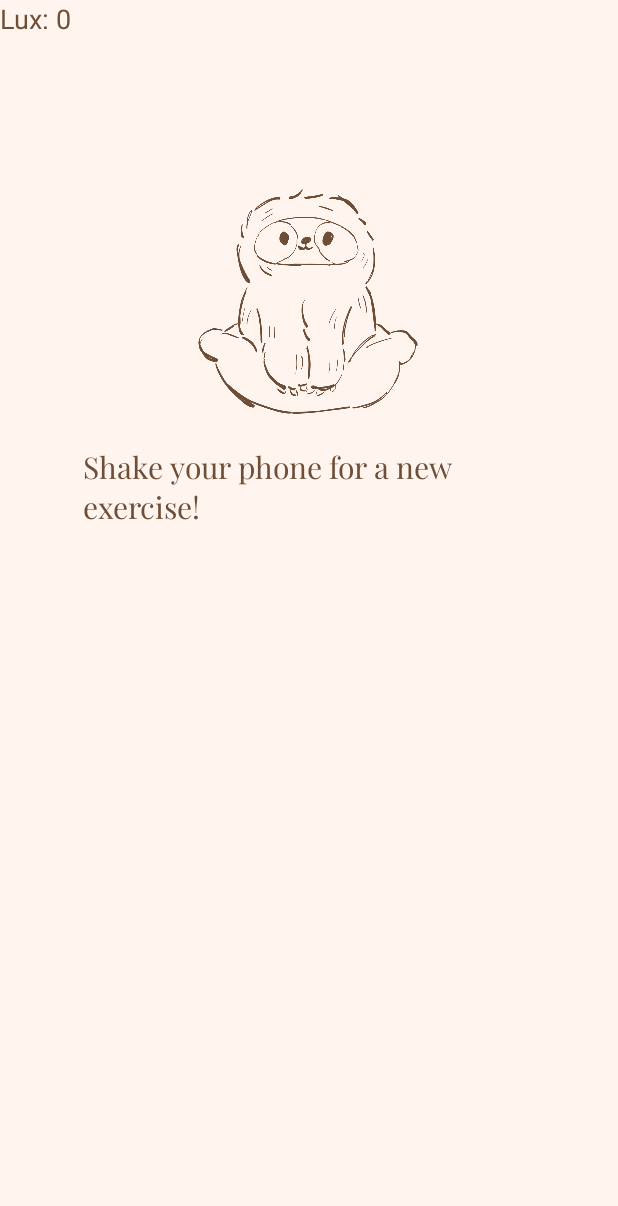
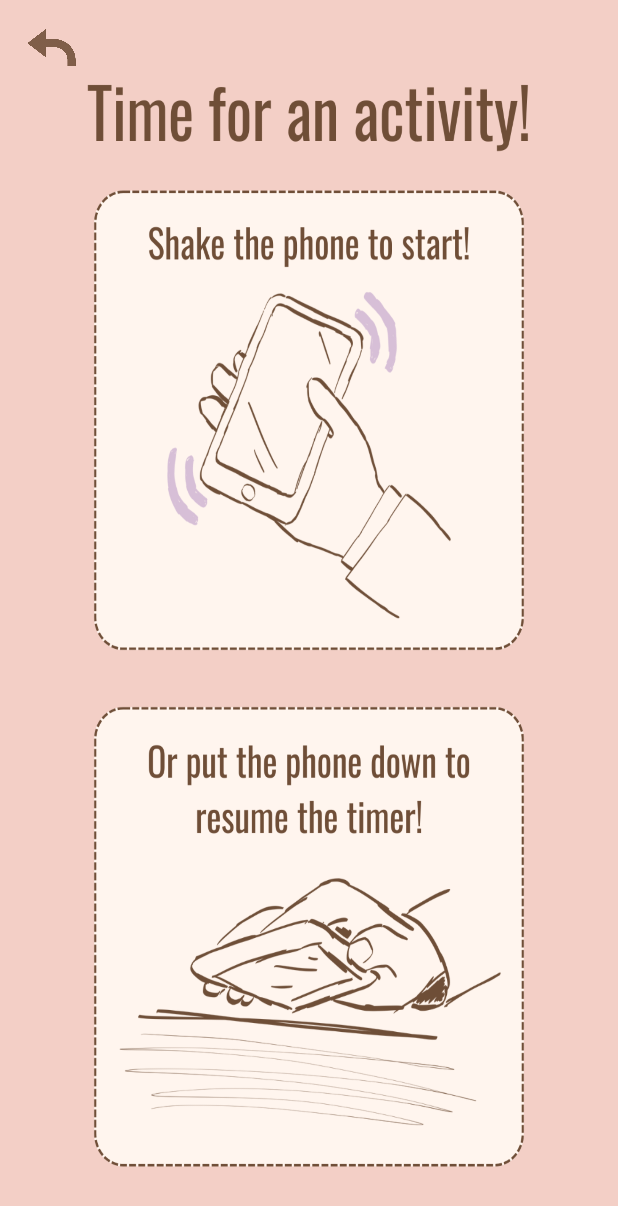
Before and after one commit to NaiKha/Nightshade, an Android app: the Movement screen opened directly, with no data from a screen before it, on a phone screen of 412 x 824 dp. Shown: the top 1206 px of the screen. Run offline under Robolectric (Android 15) with nearby library versions, the phone set to English and light mode, and no system bars.

Commit message:
New movement page with clearler instructions

```diff
--- a/app/src/main/java/com/example/nightshade/Movement.java
+++ b/app/src/main/java/com/example/nightshade/Movement.java
@@ -67,6 +67,16 @@
             return insets;
         });
 
+        ImageView backButton = findViewById(R.id.back);
+        backButton.setOnClickListener(new View.OnClickListener() {
+            @Override
+            public void onClick(View v) {
+                Intent intent = new Intent(Movement.this, MainActivity.class);
+                startActivity(intent);
+                finish();
+            }
+        });
+
 
 
         sensorManager = (SensorManager) getSystemService(SENSOR_SERVICE);
@@ -80,7 +90,7 @@
         mAccelCurrent = SensorManager.GRAVITY_EARTH;
         mAccelLast = SensorManager.GRAVITY_EARTH;
 
-        luxValueText = findViewById(R.id.luxValueText);
+
 
 
         lightSensor = sensorManager.getDefaultSensor(Sensor.TYPE_LIGHT);
@@ -100,7 +110,6 @@
             if (event.sensor.getType() == Sensor.TYPE_LIGHT) {
             float lux = event.values[0];
 
-            luxValueText.setText("Lux: " + lux);
 
             if (lux < COVER_THRESHOLD) {
                 if (!isCovered) {
--- a/app/src/main/res/layout/activity_movement.xml
+++ b/app/src/main/res/layout/activity_movement.xml
@@ -5,46 +5,28 @@
     android:id="@+id/main"
     android:layout_width="match_parent"
     android:layout_height="match_parent"
-    android:background="#FFF5EE"
+    android:background="@drawable/timeforactivity"
     tools:context=".Movement">
 
+    <ImageView
+        android:id="@+id/back"
+        android:layout_width="59dp"
+        android:layout_height="39dp"
+        android:layout_marginStart="5dp"
+        android:layout_marginTop="12dp"
+        android:layout_marginEnd="342dp"
+        android:layout_marginBottom="301dp"
+        android:src="@drawable/back_arrow2"
+        app:layout_constraintEnd_toEndOf="parent"
+        app:layout_constraintHorizontal_bias="0.0"
+        app:layout_constraintStart_toStartOf="parent"
+        app:layout_constraintTop_toTopOf="parent"
+        app:layout_constraintVertical_bias="0.0" />
 
-    <ImageView
-        android:id="@+id/imageView"
-        android:layout_width="152dp"
-        android:layout_height="150dp"
-        android:layout_marginTop="126dp"
-        android:layout_marginBottom="50dp"
-        android:src="@drawable/stretch1"
-        app:layout_constraintBottom_toTopOf="@+id/textView3"
-        app:layout_constraintEnd_toEndOf="parent"
-        app:layout_constraintHorizontal_bias="0.498"
-        app:layout_constraintStart_toStartOf="parent"
-        app:layout_constraintTop_toTopOf="parent" />
 
-    <TextView
-        android:id="@+id/textView3"
-        android:layout_width="300dp"
-        android:layout_height="100dp"
-        android:layout_marginTop="20dp"
-        android:fontFamily="@font/playfair_display"
-        android:text="@string/activity_instructions"
-        android:textColor="#6E4E37"
-        android:textSize="20sp"
-        app:layout_constraintEnd_toEndOf="parent"
-        app:layout_constraintHorizontal_bias="0.495"
-        app:layout_constraintStart_toStartOf="parent"
-        app:layout_constraintTop_toBottomOf="@+id/imageView" />
 
-    <TextView
-        android:id="@+id/luxValueText"
-        android:layout_width="wrap_content"
-        android:layout_height="wrap_content"
-        android:layout_centerHorizontal="true"
-        android:text="Lux: 0"
-        android:textColor="#6E4E37"
-        android:textSize="18sp"
-        tools:layout_editor_absoluteX="182dp"
-        tools:layout_editor_absoluteY="416dp" />
+
+
+
 
 </androidx.constraintlayout.widget.ConstraintLayout>
```
Also changed, not shown: app/src/main/res/drawable/timeforactivity.png (added).
